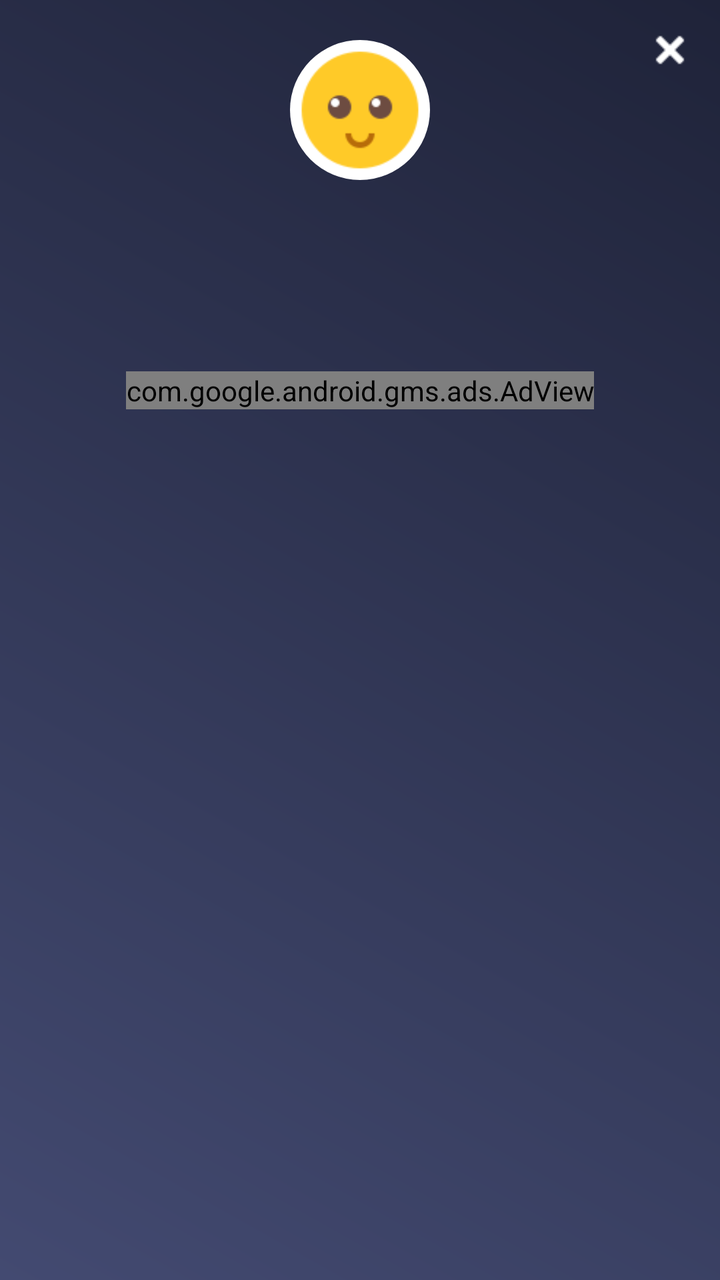
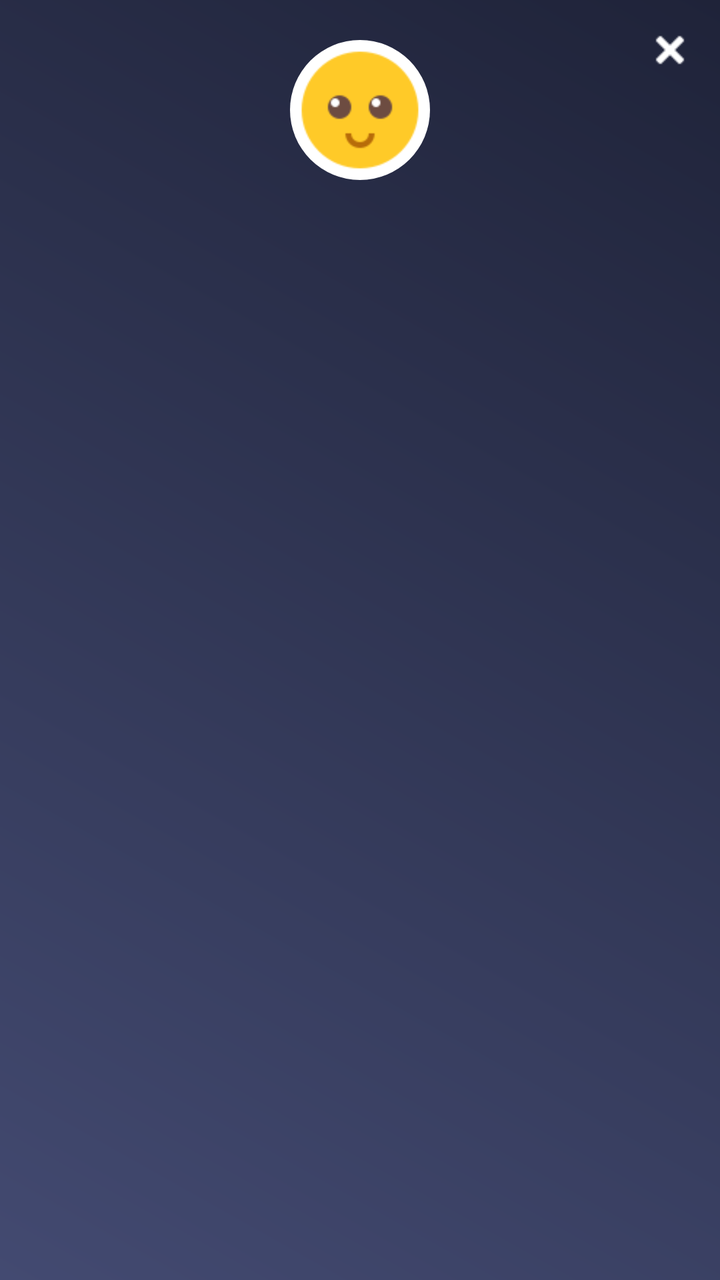

Two renders of the same Android screen: before a commit and after it. Below are the layout's source before the change and the commit's diff.
<!-- AndroidManifest.xml: application theme AppTheme -->
<!-- res/layout/popup_blood_donation.xml -->
<?xml version="1.0" encoding="utf-8"?>
<RelativeLayout xmlns:android="http://schemas.android.com/apk/res/android"
    xmlns:aapt="http://schemas.android.com/aapt"
    xmlns:app="http://schemas.android.com/apk/res-auto"
    android:id="@+id/rl_main"
    android:layout_width="280dp"
    android:layout_height="wrap_content"
    android:background="@drawable/a1_grad"
    android:orientation="vertical">

    <ImageView
        android:id="@+id/iv_close"
        android:layout_width="40dp"
        android:layout_height="40dp"
        android:layout_alignParentRight="true"
        android:layout_margin="5dp"
        android:padding="10dp"
        android:src="@drawable/ic_close" />

    <ImageView
        android:id="@+id/iv_imoji"
        android:layout_width="70dp"
        android:layout_height="70dp"
        android:layout_centerHorizontal="true"
        android:layout_marginTop="20dp"
        android:background="@drawable/rounded_corner_imoji"
        android:src="@drawable/imoji_default" />

    <TextView
        android:id="@+id/tv_next_date"
        android:layout_width="match_parent"
        android:layout_height="wrap_content"
        android:layout_below="@+id/iv_imoji"
        android:layout_marginLeft="10dp"
        android:layout_marginTop="10dp"
        android:layout_marginRight="10dp"
        android:gravity="center"
        android:paddingTop="5dp"
        android:paddingBottom="10dp"
        android:textColor="@color/white"
        android:textSize="@dimen/textsize_16"
        android:textStyle="bold" />

    <TextView
        android:id="@+id/tv_prev_date"
        android:layout_width="match_parent"
        android:layout_height="wrap_content"
        android:layout_below="@+id/tv_next_date"
        android:layout_margin="10dp"
        android:layout_marginBottom="5dp"
        android:gravity="center"
        android:padding="5dp"
        android:paddingTop="5dp"
        android:paddingBottom="10dp"
        android:textColor="@color/white"
        android:textSize="@dimen/textsize_14"
        android:visibility="visible" />

    <include
        android:id="@+id/ad_layout"
        layout="@layout/native_ad_popup"
        android:layout_width="match_parent"
        android:layout_height="wrap_content"
        android:layout_below="@+id/tv_prev_date" />
</RelativeLayout>
<!-- res/layout/native_ad_popup.xml (included above) -->
<?xml version="1.0" encoding="utf-8"?>
<LinearLayout xmlns:android="http://schemas.android.com/apk/res/android"
    xmlns:aapt="http://schemas.android.com/aapt"
    xmlns:app="http://schemas.android.com/apk/res-auto"
    android:layout_width="match_parent"
    android:layout_height="match_parent"
    android:orientation="vertical">

    <com.google.android.gms.ads.AdView
        android:id="@+id/adView"
        android:layout_width="wrap_content"
        android:layout_height="wrap_content"
        android:layout_above="@+id/ll_footer_menu"
        android:layout_gravity="center"
        app:adSize="280x50"
        app:adUnitId="@string/banner_ad_two" />
</LinearLayout>
<!-- resources referenced by this layout -->
<resources>
  <color name="white">#ffffff</color>
  <dimen name="textsize_14">14sp</dimen>
  <dimen name="textsize_16">16sp</dimen>
  <!-- drawable a1_grad (drawable) -->
  <?xml version="1.0" encoding="utf-8"?>
  <shape xmlns:android="http://schemas.android.com/apk/res/android">
      <gradient
          android:angle="225"
          android:endColor="#434A71"
          android:startColor="#1F2339" />
  
  
  </shape>
  <!-- drawable ic_close: png bitmap (drawable, 258 bytes) -->
  <!-- drawable imoji_default: png bitmap (drawable, 2394 bytes) -->
  <!-- drawable rounded_corner_imoji (drawable) -->
  <?xml version="1.0" encoding="utf-8"?>
  <shape xmlns:android="http://schemas.android.com/apk/res/android"
      xmlns:aapt="http://schemas.android.com/aapt"
      xmlns:app="http://schemas.android.com/apk/res-auto"
      android:shape="rectangle">
      <solid android:color="#ffffff" />
      <stroke
          android:width="0dp"
          android:color="#06000d" />
      <padding
          android:bottom="0dp"
          android:left="0dp"
          android:right="0dp"
          android:top="0dp" />
      <corners android:radius="35dp" />
  </shape>
  <string name="banner_ad_two">ca-app-pub-2957577039807154/5214904011</string>
  <style name="AppTheme" parent="Theme.AppCompat.Light.DarkActionBar">
          
          <item name="colorPrimary">@color/colorPrimary</item>
          <item name="colorPrimaryDark">@color/colorPrimaryDark</item>
          <item name="colorAccent">@color/colorAccent</item>
      </style>
  <color name="colorPrimary">#434A71</color>
  <color name="colorPrimaryDark">#1F2339</color>
  <color name="colorAccent">#1F2339</color>
</resources>

<!-- the commit's change to res/layout/popup_blood_donation.xml (unified diff, before → after) -->
@@ -56,28 +56,14 @@
         android:textSize="@dimen/textsize_14"
         android:visibility="visible" />
 
-    <include
-        android:id="@+id/ad_layout"
-        layout="@layout/native_ad_popup"
+  
+
+    <LinearLayout
+        android:id="@+id/normal_ad_include"
         android:layout_width="match_parent"
         android:layout_height="wrap_content"
-        android:layout_below="@+id/tv_prev_date" />
+        android:orientation="vertical"
+        android:gravity="center"
+        android:layout_below="@+id/tv_prev_date"/>
+
 </RelativeLayout>
-<!-- res/layout/native_ad_popup.xml (included above) -->
-<?xml version="1.0" encoding="utf-8"?>
-<LinearLayout xmlns:android="http://schemas.android.com/apk/res/android"
-    xmlns:aapt="http://schemas.android.com/aapt"
-    xmlns:app="http://schemas.android.com/apk/res-auto"
-    android:layout_width="match_parent"
-    android:layout_height="match_parent"
-    android:orientation="vertical">
-
-    <com.google.android.gms.ads.AdView
-        android:id="@+id/adView"
-        android:layout_width="wrap_content"
-        android:layout_height="wrap_content"
-        android:layout_above="@+id/ll_footer_menu"
-        android:layout_gravity="center"
-        app:adSize="280x50"
-        app:adUnitId="@string/banner_ad_two" />
-</LinearLayout>
<!-- resource entries referenced after the edit -->
@@ -32,7 +32,6 @@
           android:top="0dp" />
       <corners android:radius="35dp" />
   </shape>
-  <string name="banner_ad_two">ca-app-pub-2957577039807154/5214904011</string>
   <style name="AppTheme" parent="Theme.AppCompat.Light.DarkActionBar">
           
           <item name="colorPrimary">@color/colorPrimary</item>
